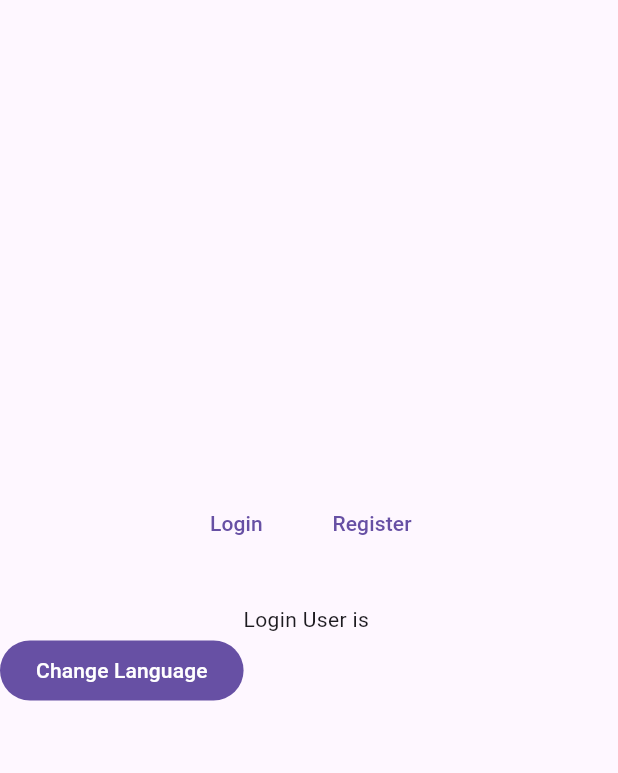
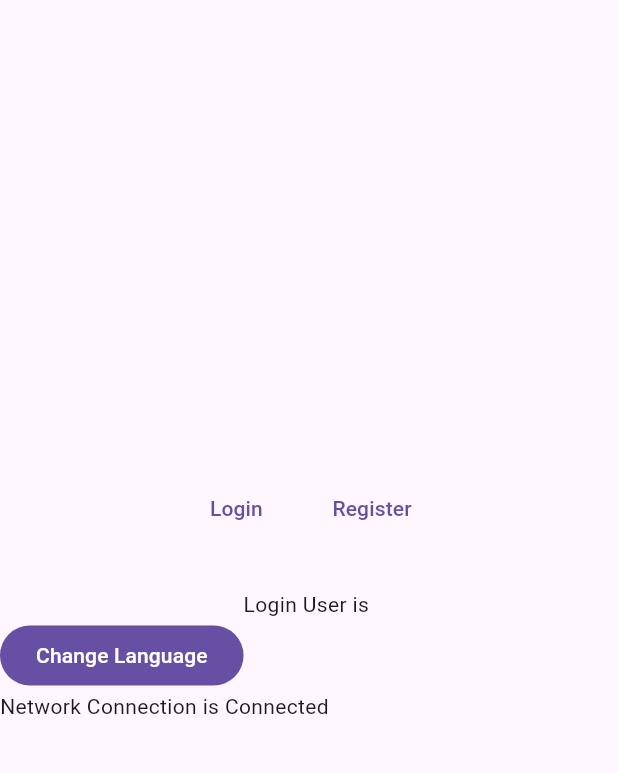
Before and after one commit to htut-git/flutter_setup, a Flutter app: the screen it shows after launch, on a phone screen of 412 x 824 dp, the part 63-836 px from its top. Run offline on Flutter 3.47's test engine with Material 3 defaults, Android fonts, the light colour scheme and no system bars; our stand-ins replace connectivity_plus, dio, get, get_storage, internet_connection_checker, retrofit; accounts and stored records are empty; generated files the repository leaves out were written again.

Commit message:
update check network

```diff
--- a/lib/common/app_binding.dart
+++ b/lib/common/app_binding.dart
@@ -1,5 +1,5 @@
 import 'package:flutter_setup/app/controller/language_controller.dart';
-import 'package:flutter_setup/app/services/networkCheck_service.dart';
+import 'package:flutter_setup/app/services/networkcheck_service.dart';
 import 'package:flutter_setup/app/services/user_service.dart';
 import 'package:get/get.dart';
 import 'package:get_storage/get_storage.dart';
--- a/lib/views/screens/home.dart
+++ b/lib/views/screens/home.dart
@@ -1,5 +1,6 @@
 import 'package:flutter/material.dart';
 import 'package:flutter_setup/app/controller/language_controller.dart';
+import 'package:flutter_setup/app/services/networkcheck_service.dart';
 import 'package:flutter_setup/app/services/user_service.dart';
 import 'package:get/get.dart';
 
@@ -47,6 +48,15 @@ class Home extends StatelessWidget {
                   },
                   child: Text('Change Language'))
             ],
+          ),
+          Row(
+            children: [
+              GetX<NetworkcheckService>(
+              builder: (controller) {
+                return Text('Network Connection is ${controller.networkStatus.value ? 'Connected' : 'Cannot Connected!'}');
+              },
+            )
+            ],
           )
         ]));
   }
--- a/pubspec.yaml
+++ b/pubspec.yaml
@@ -44,6 +44,7 @@ dependencies:
   diox_flutter_transformer:
   get_storage: ^2.1.1
   connectivity_plus: ^5.0.1
+  internet_connection_checker: ^1.0.0+1
 
 dev_dependencies:
   flutter_test:
```
Also changed, not shown: lib/app/services/networkcheck_service.dart (+12 -2 lines), pubspec.lock.
